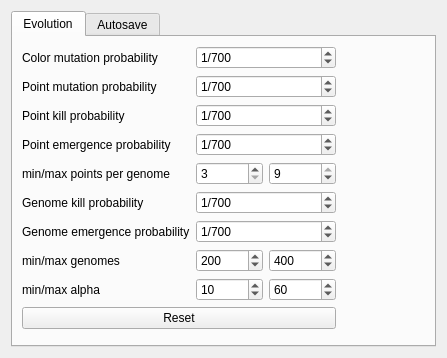
This is optionsform.ui in superkartoffel/evo-cubist as Qt 5 draws it before an edit. The edited form follows.
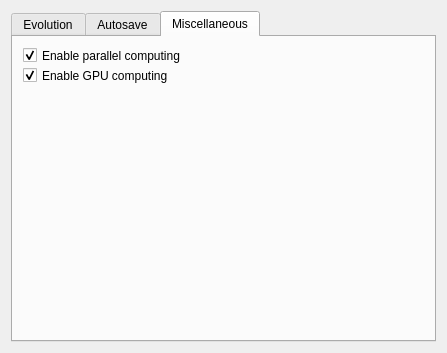
This is the edited form. Icons and pictures are not drawn.

The edit to the form file:
```diff
--- a/optionsform.ui
+++ b/optionsform.ui
@@ -7,7 +7,7 @@
     <x>0</x>
     <y>0</y>
     <width>427</width>
-    <height>358</height>
+    <height>336</height>
    </rect>
   </property>
   <property name="windowTitle">
@@ -17,7 +17,7 @@
    <item row="0" column="0">
     <widget class="QTabWidget" name="autoSaveTabWidget">
      <property name="currentIndex">
-      <number>0</number>
+      <number>2</number>
      </property>
      <widget class="QWidget" name="breeding">
       <attribute name="title">
@@ -560,6 +560,43 @@
        </item>
       </layout>
      </widget>
+     <widget class="QWidget" name="tab">
+      <attribute name="title">
+       <string>Miscellaneous</string>
+      </attribute>
+      <widget class="QCheckBox" name="parallelComputingCheckBox">
+       <property name="geometry">
+        <rect>
+         <x>10</x>
+         <y>10</y>
+         <width>181</width>
+         <height>17</height>
+        </rect>
+       </property>
+       <property name="text">
+        <string>Enable parallel computing</string>
+       </property>
+       <property name="checked">
+        <bool>true</bool>
+       </property>
+      </widget>
+      <widget class="QCheckBox" name="gpuComputingCheckBox">
+       <property name="geometry">
+        <rect>
+         <x>10</x>
+         <y>30</y>
+         <width>181</width>
+         <height>17</height>
+        </rect>
+       </property>
+       <property name="text">
+        <string>Enable GPU computing</string>
+       </property>
+       <property name="checked">
+        <bool>true</bool>
+       </property>
+      </widget>
+     </widget>
     </widget>
    </item>
   </layout>
```
Left out of the diff: 10 changed lines with no effect on the pictures.
